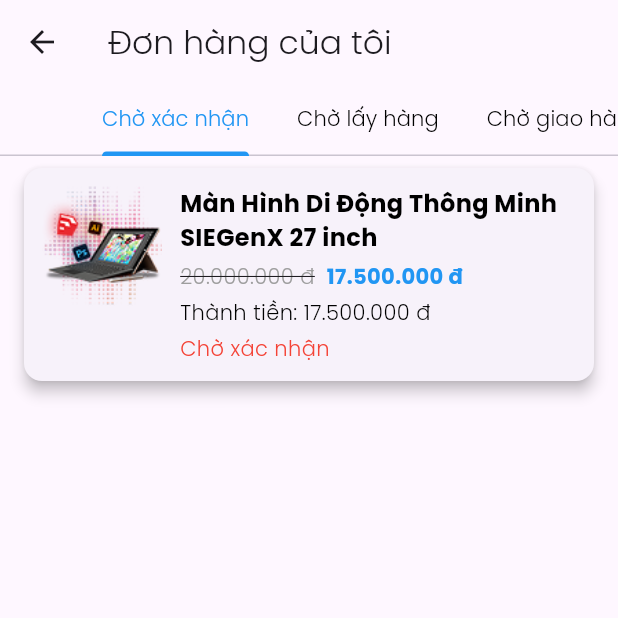
After one commit to adohong4/Mobile-Ecommerce, a Flutter app: the OrderDetailPage screen opened directly, on a phone screen of 412 x 824 dp, the top half of it. The commit adds this screen. Run offline on Flutter 3.47's test engine with Material 3 defaults, Android fonts, the phone set to English and light mode, and no system bars; our stand-ins replace font_awesome_flutter.

Commit message:
Trang chi tiết đơn hàng

```diff
--- /dev/null
+++ b/mobile_app/lib/pages/OrderDetailPage.dart
@@ -0,0 +1,137 @@
+import 'package:flutter/material.dart';
+
+class OrderDetailPage extends StatefulWidget {
+  const OrderDetailPage({super.key});
+
+  @override
+  State<OrderDetailPage> createState() => _OrderDetailPageState();
+}
+
+class _OrderDetailPageState extends State<OrderDetailPage>
+    with SingleTickerProviderStateMixin {
+  late TabController _tabController;
+
+  final List<String> tabTitles = [
+    'Chờ xác nhận',
+    'Chờ lấy hàng',
+    'Chờ giao hàng',
+    'Đánh giá',
+  ];
+
+  @override
+  void initState() {
+    super.initState();
+    _tabController = TabController(length: tabTitles.length, vsync: this);
+  }
+
+  @override
+  void dispose() {
+    _tabController.dispose();
+    super.dispose();
+  }
+
+  Widget _buildOrderCard({
+    required String title,
+    required String imageUrl,
+    required String price,
+    required String oldPrice,
+    required String status,
+  }) {
+    return Card(
+      margin: const EdgeInsets.symmetric(horizontal: 16, vertical: 8),
+      elevation: 4,
+      child: Padding(
+        padding: const EdgeInsets.all(12),
+        child: Row(
+          crossAxisAlignment: CrossAxisAlignment.start,
+          children: [
+            Image.asset(
+              imageUrl,
+              width: 80,
+              height: 80,
+              fit: BoxFit.cover,
+            ),
+            const SizedBox(width: 12),
+            Expanded(
+              child: Column(
+                crossAxisAlignment: CrossAxisAlignment.start,
+                children: [
+                  Text(title,
+                      style: const TextStyle(
+                          fontWeight: FontWeight.bold,
+                          fontSize: 16,
+                          fontFamily: 'Poppins')),
+                  const SizedBox(height: 4),
+                  Row(
+                    children: [
+                      Text(oldPrice,
+                          style: const TextStyle(
+                              fontSize: 14,
+                              decoration: TextDecoration.lineThrough,
+                              color: Colors.grey,
+                              fontFamily: 'Poppins')),
+                      const SizedBox(width: 8),
+                      Text(price,
+                          style: const TextStyle(
+                              fontSize: 14,
+                              color: Colors.blue,
+                              fontWeight: FontWeight.bold,
+                              fontFamily: 'Poppins')),
+                    ],
+                  ),
+                  const SizedBox(height: 4),
+                  Text("Thành tiền: $price",
+                      style: const TextStyle(
+                          fontFamily: 'Poppins', fontWeight: FontWeight.w500)),
+                  const SizedBox(height: 4),
+                  Text(status,
+                      style: const TextStyle(
+                          color: Colors.red,
+                          fontSize: 14,
+                          fontFamily: 'Poppins')),
+                ],
+              ),
+            )
+          ],
+        ),
+      ),
+    );
+  }
+
+  Widget _buildTabContent(String status) {
+    // Bạn có thể lọc đơn theo status tại đây
+    return ListView(
+      children: [
+        _buildOrderCard(
+          title: 'Màn Hình Di Động Thông Minh SIEGenX 27 inch',
+          imageUrl: 'assets/apple.png',
+          price: '17.500.000 đ',
+          oldPrice: '20.000.000 đ',
+          status: status,
+        ),
+      ],
+    );
+  }
+
+  @override
+  Widget build(BuildContext context) {
+    return Scaffold(
+      appBar: AppBar(
+        title: const Text('Đơn hàng của tôi', style: TextStyle(fontFamily: 'Poppins')),
+        bottom: TabBar(
+          controller: _tabController,
+          isScrollable: true,
+          indicatorColor: Colors.blue,
+          labelColor: Colors.blue,
+          unselectedLabelColor: Colors.black,
+          labelStyle: const TextStyle(fontFamily: 'Poppins'),
+          tabs: tabTitles.map((title) => Tab(text: title)).toList(),
+        ),
+      ),
+      body: TabBarView(
+        controller: _tabController,
+        children: tabTitles.map((title) => _buildTabContent(title)).toList(),
+      ),
+    );
+  }
+}
--- a/mobile_app/lib/pages/ProfilePage.dart
+++ b/mobile_app/lib/pages/ProfilePage.dart
@@ -2,6 +2,7 @@
 import 'package:mobile_app/widgets/bottom_navbar.dart';
 import 'package:mobile_app/pages/LoginPage.dart';
 import 'package:mobile_app/pages/AddAddressPage.dart';
+import 'package:mobile_app/pages/OrderDetailPage.dart';
 void main() => runApp(const MyApp());
 
 class MyApp extends StatelessWidget {
@@ -73,7 +74,12 @@
             title: const Text("Lịch sử mua hàng", style: TextStyle(fontFamily: 'Poppins')),
             trailing:
             const Text("Chi tiết", style: TextStyle(color: Colors.blue, fontFamily: 'Poppins')),
-            onTap: () {},
+            onTap: () {
+              Navigator.push(
+                context,
+                MaterialPageRoute(builder: (context) => const OrderDetailPage(),),
+              );
+            },
           ),
           ListTile(
             leading: const Icon(Icons.location_on_outlined),
```
